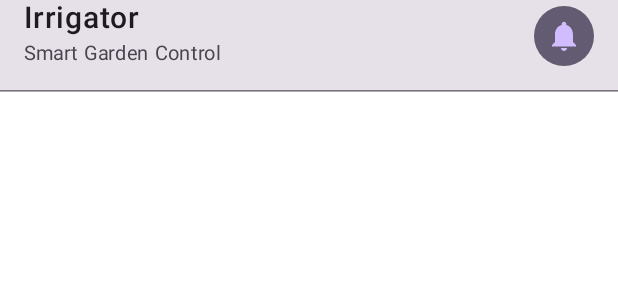
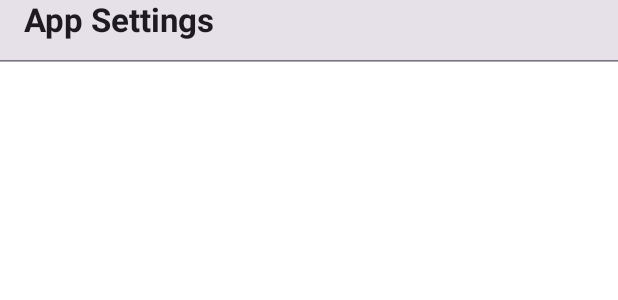
Before and after one commit to AryanPandeyDev/Smart_Irrigation, an Android app built with Jetpack Compose: the @Preview function AppTopBarPreview, on a phone screen of 412 x 824 dp. Shown: the top 300 px of the screen. Run offline under Robolectric (Android 15) with nearby library versions, the phone set to English and light mode, and no system bars.

Commit message:
added notification changes

```diff
--- a/app/src/main/java/com/example/smartirrigation/common/AppState.kt
+++ b/app/src/main/java/com/example/smartirrigation/common/AppState.kt
@@ -2,5 +2,5 @@ package com.example.smartirrigation.common
 
 object AppState {
     var isSetUpCompleted: Boolean = false
-    var isDarkMode : Boolean = false
+    var isDarkMode : Boolean = true
 }
--- a/app/src/main/java/com/example/smartirrigation/domain/repositories/PreferencesRepository.kt
+++ b/app/src/main/java/com/example/smartirrigation/domain/repositories/PreferencesRepository.kt
@@ -1,6 +1,12 @@
 package com.example.smartirrigation.domain.repositories
 
+import kotlinx.coroutines.flow.Flow
+
 interface PreferencesRepository {
+
+    suspend fun changeAskedPermission(askedPermission : Boolean)
+
+    val askedPermissionFLow : Flow<Boolean>
 
     suspend fun savePlantInfo(plantName : String) : Boolean
 
--- a/app/src/main/java/com/example/smartirrigation/presentation/dashboard/components/AppTopbar.kt
+++ b/app/src/main/java/com/example/smartirrigation/presentation/dashboard/components/AppTopbar.kt
@@ -20,6 +20,7 @@ import androidx.compose.ui.Modifier
 import androidx.compose.ui.draw.drawBehind
 import androidx.compose.ui.geometry.Offset
 import androidx.compose.ui.graphics.Color
+import androidx.compose.ui.text.TextStyle
 import androidx.compose.ui.text.font.FontWeight
 import androidx.compose.ui.tooling.preview.Preview
 import androidx.compose.ui.unit.dp
@@ -29,8 +30,6 @@ import androidx.compose.ui.unit.sp
 fun AppTopBar(
     title: String,
     subtitle: String,
-    isNotificationEnabled: Boolean,
-    onNotificationToggle: () -> Unit,
     modifier: Modifier = Modifier
 ) {
     val statusBarHeight = WindowInsets.statusBars.asPaddingValues().calculateTopPadding()
@@ -50,6 +49,7 @@ fun AppTopBar(
                 verticalAlignment = Alignment.CenterVertically
             ) {
                 // Title and Subtitle Section
+                if (title == "Smart Irrigation") {
                     Column(
                         verticalArrangement = Arrangement.Center
                     ) {
@@ -66,35 +66,13 @@ fun AppTopBar(
                             color = MaterialTheme.colorScheme.onSurfaceVariant
                         )
                     }
-
-                // Notification Icon Button
-                Box(
-                    modifier = Modifier
-                        .size(40.dp)
-                        .background(
-                            color = MaterialTheme.colorScheme.secondary,
-                            shape = CircleShape
-                        ),
-                    contentAlignment = Alignment.Center
-                ) {
-                    IconButton(
-                        onClick = onNotificationToggle,
-                        modifier = Modifier.size(40.dp)
-                    ) {
-                        Icon(
-                            imageVector = if (isNotificationEnabled) {
-                                Icons.Default.Notifications
-                            } else {
-                                Icons.Default.NotificationsOff
-                            },
-                            contentDescription = if (isNotificationEnabled) {
-                                "Notifications Enabled"
-                            } else {
-                                "Notifications Disabled"
-                            },
-                            tint = MaterialTheme.colorScheme.inversePrimary,
+                }else {
+                    Text(
+                        text = title,
+                        style = MaterialTheme.typography.titleLarge,
+                        fontWeight = FontWeight.Bold,
+                        color = MaterialTheme.colorScheme.onSurface
                     )
-                    }
                 }
             }
             HorizontalDivider(
@@ -114,10 +92,8 @@ fun AppTopBarPreview() {
 
     MaterialTheme {
         AppTopBar(
-            title = "Irrigator",
-            subtitle = "Smart Garden Control",
-            isNotificationEnabled = notificationEnabled,
-            onNotificationToggle = { notificationEnabled = !notificationEnabled }
+            title = "App Settings",
+            subtitle = "Smart Garden Control"
         )
     }
 }
--- a/gradle/libs.versions.toml
+++ b/gradle/libs.versions.toml
@@ -1,5 +1,5 @@
 [versions]
-agp = "8.11.2"
+agp = "8.13.1"
 coreKtxVersion = "2.2.5"
 coreSplashscreen = "1.0.1"
 datastorePreferences = "1.1.7"
```
Also changed, not shown: app/src/main/AndroidManifest.xml (+9 -0 lines), app/src/main/java/com/example/smartirrigation/MainActivity.kt (+14 -0 lines), app/src/main/java/com/example/smartirrigation/data/local/preferences/DatastoreManager.kt (+12 -0 lines), app/src/main/java/com/example/smartirrigation/data/repositories/PreferencesRepoImpl.kt (+13 -1 lines), app/src/main/java/com/example/smartirrigation/di/MyApplication.kt (+24 -1 lines), app/src/main/java/com/example/smartirrigation/presentation/dashboard/foreground_service/PumpStatusService.kt (added, +44 -0 lines), app/src/main/java/com/example/smartirrigation/presentation/dashboard/screen/DashboardScreen.kt (+78 -7 lines), app/src/main/java/com/example/smartirrigation/presentation/dashboard/viewmodels/DashboardViewModel.kt (+12 -3 lines), app/src/main/java/com/example/smartirrigation/presentation/permission/PermissionDialog.kt (added, +94 -0 lines), app/src/main/java/com/example/smartirrigation/presentation/permission/viewmodel/PermissionViewModel.kt (added, +22 -0 lines), app/src/main/java/com/example/smartirrigation/presentation/setup/screens/SetPreferencesScreen.kt (+3 -6 lines), app/src/main/java/com/example/smartirrigation/presentation/utils/CheckPermission.kt (added, +25 -0 lines). Lines whose indentation alone changed are shown as unchanged.
